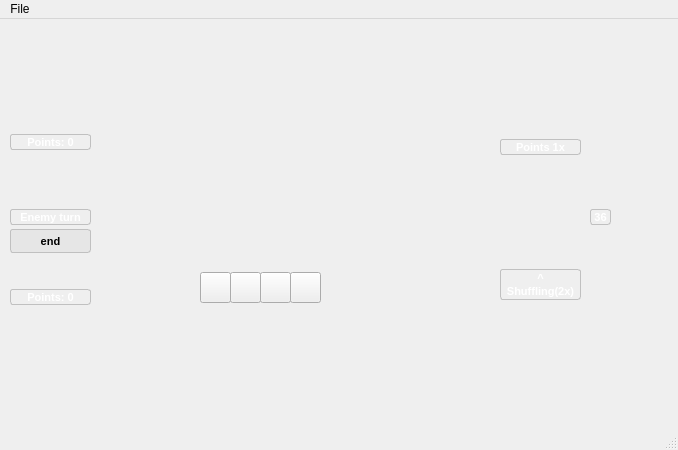
Before: the Qt Designer form mainwindow.ui in Dandddyy/Bridge, drawn with Qt 5.
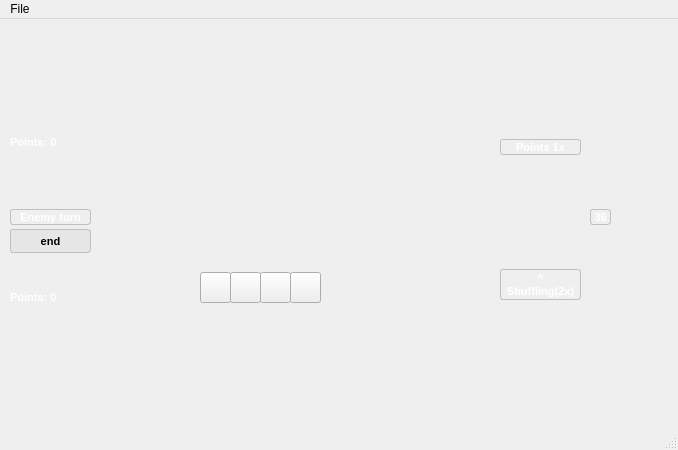
After: the same form once the commit is applied. Icons and pictures are not drawn.

```diff
--- a/mainwindow.ui
+++ b/mainwindow.ui
@@ -329,16 +329,14 @@
      <rect>
       <x>10</x>
       <y>270</y>
-      <width>81</width>
+      <width>71</width>
       <height>16</height>
      </rect>
     </property>
     <property name="styleSheet">
      <string notr="true">font-family: &quot;Segoe UI&quot;;
     font-size: 8pt;
-    border: 1px solid;
-    border-color: rgb(192,192,192); 
-    border-radius: 3px; 
+   
 
     color: white;
     font: bold;</string>
@@ -347,7 +345,7 @@
      <string>Points: 0</string>
     </property>
     <property name="alignment">
-     <set>Qt::AlignCenter</set>
+     <set>Qt::AlignLeading|Qt::AlignLeft|Qt::AlignVCenter</set>
     </property>
    </widget>
    <widget class="QLabel" name="label_6">
@@ -355,16 +353,14 @@
      <rect>
       <x>10</x>
       <y>115</y>
-      <width>81</width>
+      <width>71</width>
       <height>16</height>
      </rect>
     </property>
     <property name="styleSheet">
      <string notr="true">font-family: &quot;Segoe UI&quot;;
     font-size: 8pt;
-    border: 1px solid;
-    border-color: rgb(192,192,192); 
-    border-radius: 3px; 
+    
 
     color: white;
     font: bold;</string>
@@ -373,7 +369,7 @@
      <string>Points: 0</string>
     </property>
     <property name="alignment">
-     <set>Qt::AlignCenter</set>
+     <set>Qt::AlignLeading|Qt::AlignLeft|Qt::AlignVCenter</set>
     </property>
    </widget>
    <widget class="QLabel" name="label_7">
```
